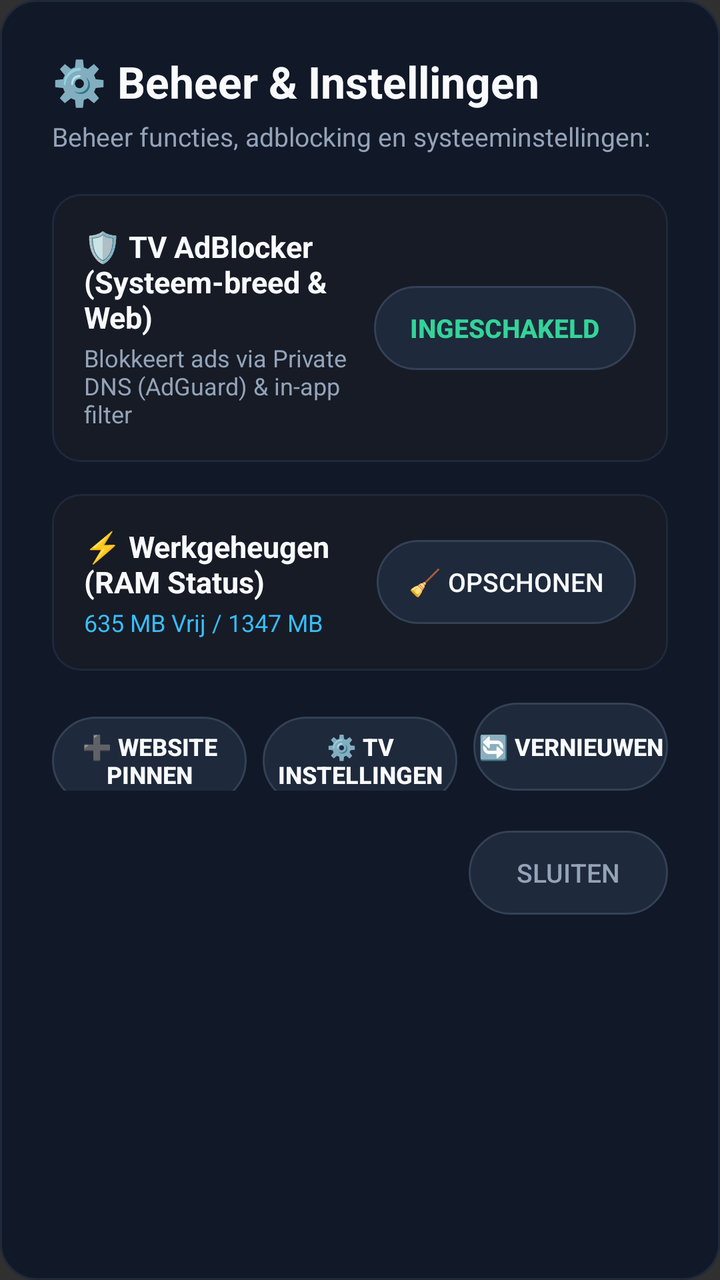
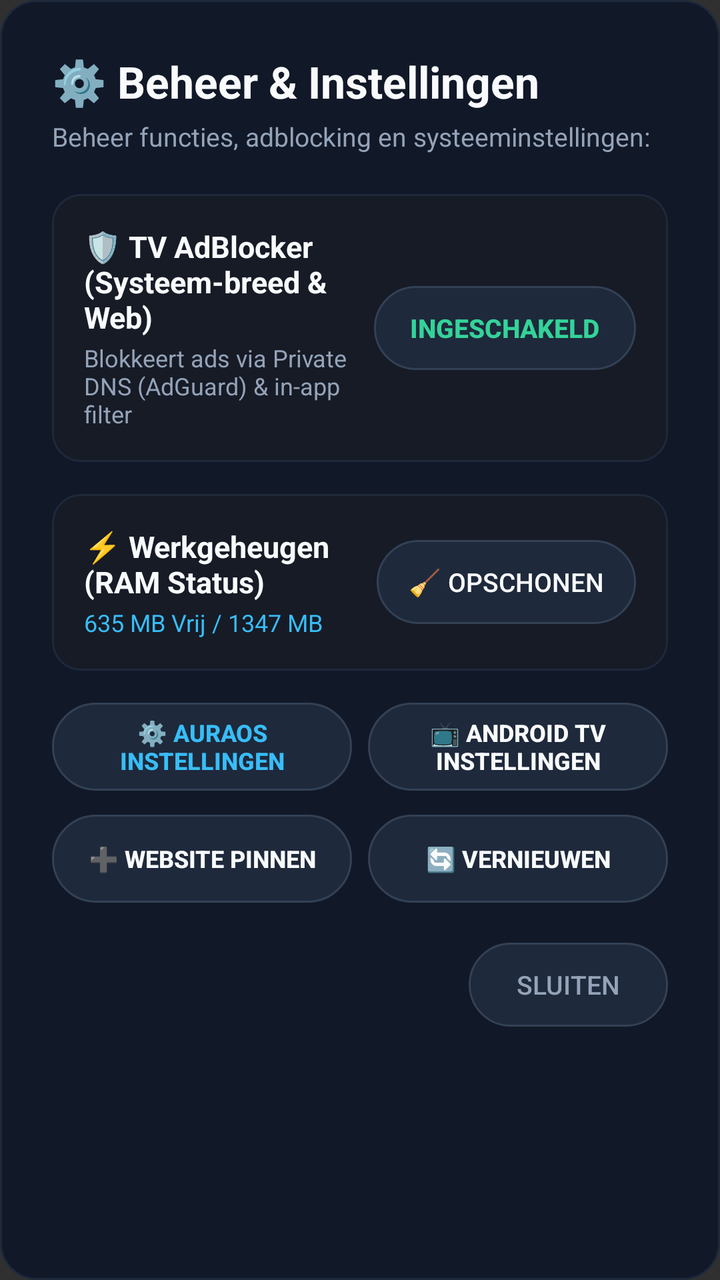

Compare the two renders of this Android layout. The source of the first and the diff that turns it into the second are given below.
<!-- AndroidManifest.xml: application theme Theme.AppCompat.NoActionBar -->
<!-- res/layout/dialog_menu_hub.xml -->
<?xml version="1.0" encoding="utf-8"?>
<LinearLayout xmlns:android="http://schemas.android.com/apk/res/android"
    xmlns:app="http://schemas.android.com/apk/res-auto"
    android:layout_width="600dp"
    android:layout_height="wrap_content"
    android:background="@drawable/bg_dialog"
    android:orientation="vertical"
    android:padding="26dp">

    
    <TextView
        android:layout_width="wrap_content"
        android:layout_height="wrap_content"
        android:text="⚙️ Beheer &amp; Instellingen"
        android:textColor="@color/text_primary"
        android:textSize="22sp"
        android:textStyle="bold" />

    <TextView
        android:layout_width="wrap_content"
        android:layout_height="wrap_content"
        android:layout_marginTop="4dp"
        android:layout_marginBottom="20dp"
        android:text="Beheer functies, adblocking en systeeminstellingen:"
        android:textColor="@color/text_secondary"
        android:textSize="13sp" />

    
    <LinearLayout
        android:layout_width="match_parent"
        android:layout_height="wrap_content"
        android:layout_marginBottom="16dp"
        android:background="@drawable/bg_card_selector"
        android:gravity="center_vertical"
        android:orientation="horizontal"
        android:padding="16dp">

        <LinearLayout
            android:layout_width="0dp"
            android:layout_height="wrap_content"
            android:layout_weight="1"
            android:orientation="vertical">

            <TextView
                android:layout_width="wrap_content"
                android:layout_height="wrap_content"
                android:text="🛡️ TV AdBlocker (Systeem-breed &amp; Web)"
                android:textColor="@color/text_primary"
                android:textSize="15sp"
                android:textStyle="bold" />

            <TextView
                android:id="@+id/tv_adblock_desc"
                android:layout_width="wrap_content"
                android:layout_height="wrap_content"
                android:layout_marginTop="2dp"
                android:text="Blokkeert ads via Private DNS (AdGuard) &amp; in-app filter"
                android:textColor="@color/text_secondary"
                android:textSize="12sp" />
        </LinearLayout>

        <Button
            android:id="@+id/btn_toggle_adblock"
            style="@style/Widget.AppCompat.Button.Borderless"
            android:layout_width="wrap_content"
            android:layout_height="42dp"
            android:background="@drawable/bg_button_selector"
            android:focusable="true"
            android:paddingStart="18dp"
            android:paddingEnd="18dp"
            android:text="INGESCHAKELD"
            android:textColor="#34D399"
            android:textSize="13sp"
            android:textStyle="bold" />
    </LinearLayout>

    
    <LinearLayout
        android:layout_width="match_parent"
        android:layout_height="wrap_content"
        android:layout_marginBottom="16dp"
        android:background="@drawable/bg_card_selector"
        android:gravity="center_vertical"
        android:orientation="horizontal"
        android:padding="16dp">

        <LinearLayout
            android:layout_width="0dp"
            android:layout_height="wrap_content"
            android:layout_weight="1"
            android:orientation="vertical">

            <TextView
                android:layout_width="wrap_content"
                android:layout_height="wrap_content"
                android:text="⚡ Werkgeheugen (RAM Status)"
                android:textColor="@color/text_primary"
                android:textSize="15sp"
                android:textStyle="bold" />

            <TextView
                android:id="@+id/tv_submenu_ram"
                android:layout_width="wrap_content"
                android:layout_height="wrap_content"
                android:layout_marginTop="2dp"
                android:text="635 MB Vrij / 1347 MB"
                android:textColor="@color/accent_blue"
                android:textSize="12sp" />
        </LinearLayout>

        <Button
            android:id="@+id/btn_clean_ram"
            style="@style/Widget.AppCompat.Button.Borderless"
            android:layout_width="wrap_content"
            android:layout_height="42dp"
            android:background="@drawable/bg_button_selector"
            android:focusable="true"
            android:paddingStart="16dp"
            android:paddingEnd="16dp"
            android:text="🧹 Opschonen"
            android:textColor="@color/text_primary"
            android:textSize="13sp" />
    </LinearLayout>

    
    <LinearLayout
        android:layout_width="match_parent"
        android:layout_height="wrap_content"
        android:layout_marginBottom="20dp"
        android:orientation="horizontal">

        <Button
            android:id="@+id/btn_submenu_pin_web"
            style="@style/Widget.AppCompat.Button.Borderless"
            android:layout_width="0dp"
            android:layout_height="44dp"
            android:layout_marginEnd="8dp"
            android:layout_weight="1"
            android:background="@drawable/bg_button_selector"
            android:focusable="true"
            android:text="➕ Website Pinnen"
            android:textColor="@color/text_primary"
            android:textSize="12sp"
            android:textStyle="bold" />

        <Button
            android:id="@+id/btn_submenu_settings"
            style="@style/Widget.AppCompat.Button.Borderless"
            android:layout_width="0dp"
            android:layout_height="44dp"
            android:layout_marginEnd="8dp"
            android:layout_weight="1"
            android:background="@drawable/bg_button_selector"
            android:focusable="true"
            android:text="⚙️ TV Instellingen"
            android:textColor="@color/text_primary"
            android:textSize="12sp"
            android:textStyle="bold" />

        <Button
            android:id="@+id/btn_submenu_reload"
            style="@style/Widget.AppCompat.Button.Borderless"
            android:layout_width="0dp"
            android:layout_height="44dp"
            android:layout_weight="1"
            android:background="@drawable/bg_button_selector"
            android:focusable="true"
            android:text="🔄 Vernieuwen"
            android:textColor="@color/text_primary"
            android:textSize="12sp"
            android:textStyle="bold" />
    </LinearLayout>

    
    <Button
        android:id="@+id/btn_submenu_close"
        style="@style/Widget.AppCompat.Button.Borderless"
        android:layout_width="wrap_content"
        android:layout_height="42dp"
        android:layout_gravity="end"
        android:background="@drawable/bg_button_selector"
        android:focusable="true"
        android:paddingStart="24dp"
        android:paddingEnd="24dp"
        android:text="Sluiten"
        android:textColor="@color/text_secondary"
        android:textSize="13sp" />

</LinearLayout>
<!-- resources referenced by this layout -->
<resources>
  <color name="accent_blue">#38BDF8</color>
  <color name="text_primary">#F8FAFC</color>
  <color name="text_secondary">#94A3B8</color>
  <!-- drawable bg_button_selector (drawable) -->
  <?xml version="1.0" encoding="utf-8"?>
  <selector xmlns:android="http://schemas.android.com/apk/res/android">
      <item android:state_focused="true">
          <shape android:shape="rectangle">
              <corners android:radius="24dp" />
              <solid android:color="@color/accent_indigo" />
              <stroke android:width="2dp" android:color="@color/accent_blue" />
          </shape>
      </item>
      <item>
          <shape android:shape="rectangle">
              <corners android:radius="24dp" />
              <solid android:color="#1E293B" />
              <stroke android:width="1dp" android:color="#334155" />
          </shape>
      </item>
  </selector>
  <!-- drawable bg_card_selector (drawable) -->
  <?xml version="1.0" encoding="utf-8"?>
  <selector xmlns:android="http://schemas.android.com/apk/res/android">
      <item android:state_focused="true">
          <shape android:shape="rectangle">
              <corners android:radius="14dp" />
              <solid android:color="@color/bg_card_focused" />
              <stroke android:width="3dp" android:color="@color/accent_blue" />
          </shape>
      </item>
      <item android:state_pressed="true">
          <shape android:shape="rectangle">
              <corners android:radius="14dp" />
              <solid android:color="@color/accent_indigo" />
              <stroke android:width="3dp" android:color="@color/accent_blue" />
          </shape>
      </item>
      <item>
          <shape android:shape="rectangle">
              <corners android:radius="14dp" />
              <solid android:color="@color/bg_card" />
              <stroke android:width="1dp" android:color="@color/card_stroke_default" />
          </shape>
      </item>
  </selector>
  <!-- drawable bg_dialog (drawable) -->
  <?xml version="1.0" encoding="utf-8"?>
  <shape xmlns:android="http://schemas.android.com/apk/res/android"
      android:shape="rectangle">
      <corners android:radius="18dp" />
      <solid android:color="@color/dialog_bg" />
      <stroke android:width="1dp" android:color="@color/card_stroke_default" />
  </shape>
  <color name="accent_indigo">#6366F1</color>
  <color name="bg_card_focused">#222B3D</color>
  <color name="bg_card">#161B26</color>
  <color name="card_stroke_default">#1E293B</color>
  <color name="dialog_bg">#111827</color>
</resources>

<!-- the commit's change to res/layout/dialog_menu_hub.xml (unified diff, before → after) -->
@@ -126,6 +126,40 @@
     <LinearLayout
         android:layout_width="match_parent"
         android:layout_height="wrap_content"
+        android:layout_marginBottom="12dp"
+        android:orientation="horizontal">
+
+        <Button
+            android:id="@+id/btn_submenu_settings"
+            style="@style/Widget.AppCompat.Button.Borderless"
+            android:layout_width="0dp"
+            android:layout_height="44dp"
+            android:layout_marginEnd="8dp"
+            android:layout_weight="1"
+            android:background="@drawable/bg_button_selector"
+            android:focusable="true"
+            android:text="⚙️ AuraOS Instellingen"
+            android:textColor="@color/accent_blue"
+            android:textSize="12sp"
+            android:textStyle="bold" />
+
+        <Button
+            android:id="@+id/btn_submenu_android_settings"
+            style="@style/Widget.AppCompat.Button.Borderless"
+            android:layout_width="0dp"
+            android:layout_height="44dp"
+            android:layout_weight="1"
+            android:background="@drawable/bg_button_selector"
+            android:focusable="true"
+            android:text="📺 Android TV Instellingen"
+            android:textColor="@color/text_primary"
+            android:textSize="12sp"
+            android:textStyle="bold" />
+    </LinearLayout>
+
+    <LinearLayout
+        android:layout_width="match_parent"
+        android:layout_height="wrap_content"
         android:layout_marginBottom="20dp"
         android:orientation="horizontal">
 
@@ -139,20 +173,6 @@
             android:background="@drawable/bg_button_selector"
             android:focusable="true"
             android:text="➕ Website Pinnen"
-            android:textColor="@color/text_primary"
-            android:textSize="12sp"
-            android:textStyle="bold" />
-
-        <Button
-            android:id="@+id/btn_submenu_settings"
-            style="@style/Widget.AppCompat.Button.Borderless"
-            android:layout_width="0dp"
-            android:layout_height="44dp"
-            android:layout_marginEnd="8dp"
-            android:layout_weight="1"
-            android:background="@drawable/bg_button_selector"
-            android:focusable="true"
-            android:text="⚙️ TV Instellingen"
             android:textColor="@color/text_primary"
             android:textSize="12sp"
             android:textStyle="bold" />
